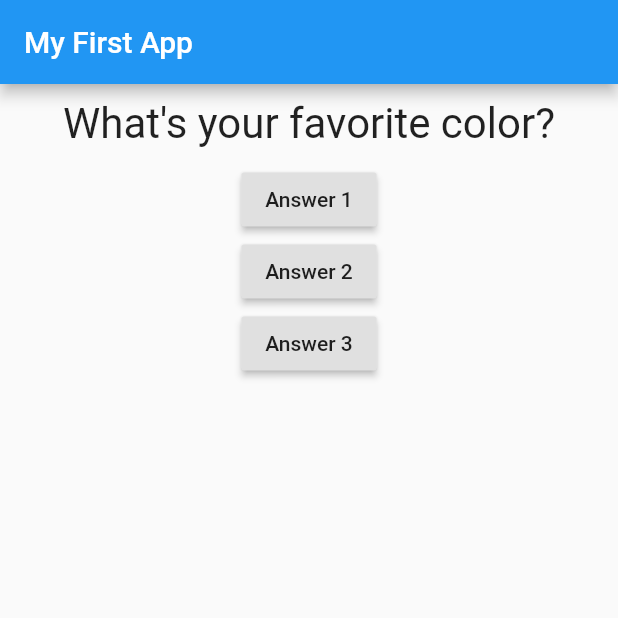
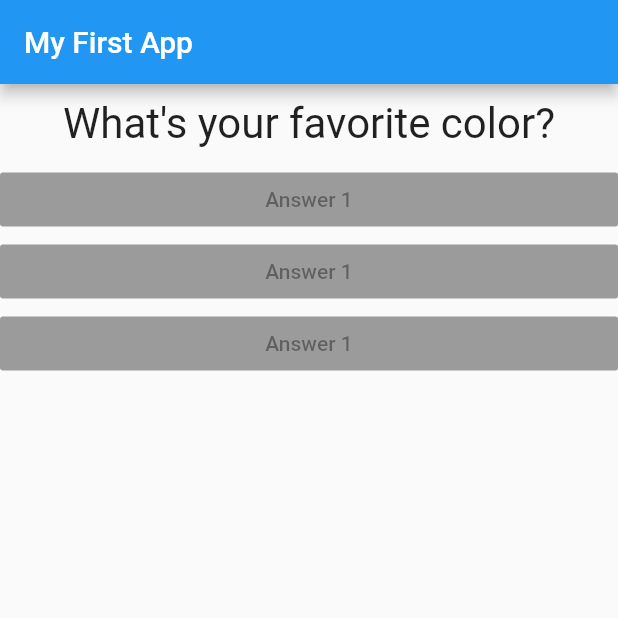
Before and after one commit to OneNetix/Flutter-Quiz, a Flutter app: the screen it shows after launch, on a phone screen of 412 x 824 dp, the top half of it. Run offline on Flutter 3.47's test engine with Material 2 defaults, Android fonts, the phone set to English and light mode, and no system bars.

Commit message:
Added answer file

```diff
--- /dev/null
+++ b/flutter_complete_guide/lib/answer.dart
@@ -0,0 +1,20 @@
+import 'package:flutter/material.dart';
+
+class Answer extends StatelessWidget {
+  final Function selectHandler;
+
+  //Add a constructor
+  Answer(this.selectHandler);
+
+  @override
+  Widget build(BuildContext context) {
+    return Container(
+      width: double.infinity,
+      child: RaisedButton(
+        color: Colors.blue,
+        child: Text('Answer 1'),
+        onPressed: null,
+      ),
+    );
+  }
+}
--- a/flutter_complete_guide/lib/main.dart
+++ b/flutter_complete_guide/lib/main.dart
@@ -3,6 +3,7 @@ import 'package:flutter/material.dart';
 
 //Block of imports for files
 import './question.dart';
+import './answer.dart';
 
 /*void main() {
   runApp(MyApp());
@@ -50,21 +51,10 @@ class _MyAppState extends State<MyApp> {
             Question(
               questions[_questionIndex],
             ),
-            RaisedButton(
-              child: Text('Answer 1'),
-              onPressed: _answerQuestion,
-            ),
-            RaisedButton(
-              child: Text('Answer 2'),
-              onPressed: () => print('Answer 2 chosen'),
-            ),
-            RaisedButton(
-              child: Text('Answer 3'),
-              onPressed: () {
-                // ...
-                print('Answer 3 chosen');
-              },
-            ),
+            //Call the answer button from the answer.dart file by calling the class name
+            Answer(_answerQuestion),
+            Answer(_answerQuestion),
+            Answer(_answerQuestion),
           ],
         ),
       ),
```
